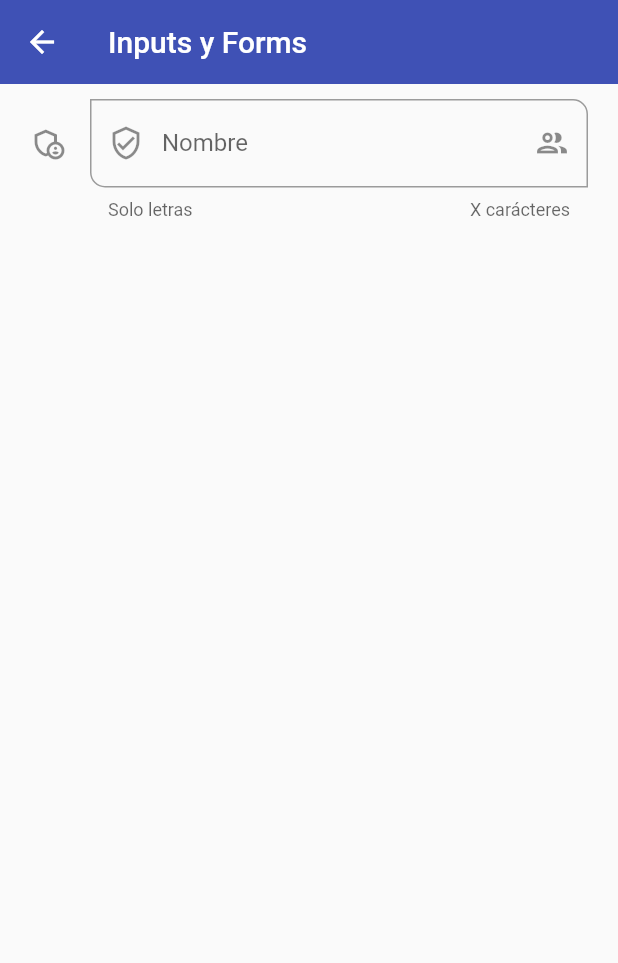
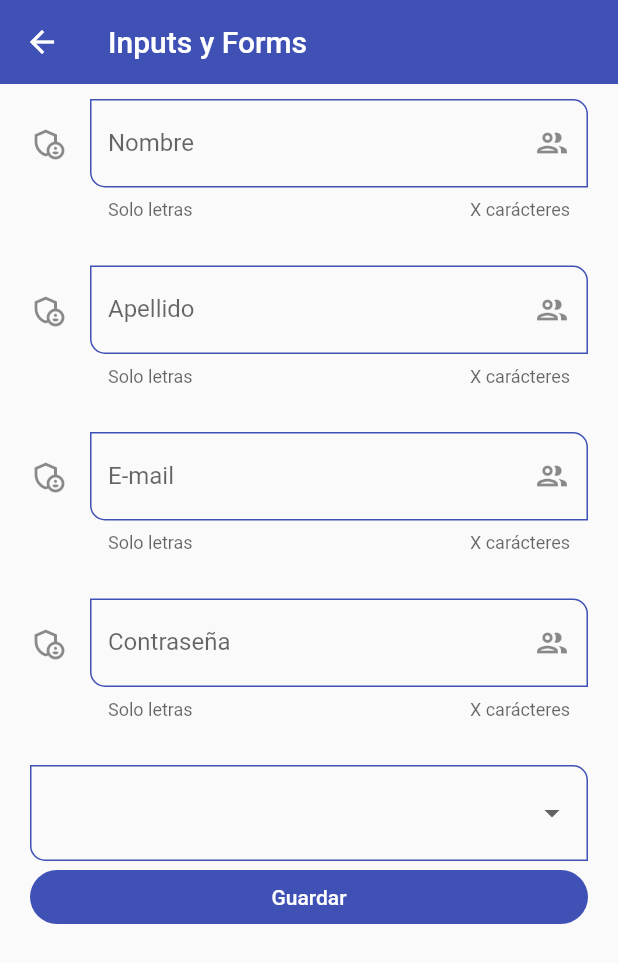
Before and after one commit to javilledo/curso-flutter, a Flutter app: the InputsScreen screen opened by its route, on a phone screen of 412 x 824 dp. Shown: the top 963 px of the screen. Run offline on Flutter 3.47's test engine with Material 2 defaults, Android fonts, the phone set to English and light mode, and no system bars.

Commit message:
final project course

```diff
--- a/fl_components/lib/router/app_routes.dart
+++ b/fl_components/lib/router/app_routes.dart
@@ -8,7 +8,6 @@
   static const initialRoute = 'home';
 
   static final List<MenuOption> menuOptions = [
-    //TODO: Quitar home
     // MenuOption(route: 'home', icon: Icons.home_max_sharp, name: 'Home Screen', screen: const HomeScreen()),
     MenuOption(route: 'listview1', icon: Icons.list_alt, name: 'ListView 1', screen: const ListView1Screen()),
     MenuOption(route: 'listview2', icon: Icons.list, name: 'ListView 2', screen: const ListView2Screen()),
@@ -17,6 +16,8 @@
     MenuOption(route: 'avatar', icon: Icons.supervised_user_circle_outlined, name: 'Circle Avatar', screen: const AvatarScreen()),
     MenuOption(route: 'animated', icon: Icons.play_circle_outline, name: 'Animated Container', screen: const AnimatedScreen()),
     MenuOption(route: 'inputs', icon: Icons.input_rounded, name: 'Text Inputs', screen: const InputsScreen()),
+    MenuOption(route: 'slider', icon: Icons.slow_motion_video_outlined, name: 'Slider and Checks', screen: const SliderScreen()),
+    MenuOption(route: 'listviewbuilder', icon: Icons.build_circle_outlined, name: 'InfiniteScroll & Pulll to refresh', screen: const ListViewBuilderScreen()),
 
   ];
 
--- a/fl_components/lib/screens/inputs_screen.dart
+++ b/fl_components/lib/screens/inputs_screen.dart
@@ -1,10 +1,23 @@
 import 'package:flutter/material.dart';
+
+import '../widgets/widgets.dart';
 
 class InputsScreen extends StatelessWidget {
   const InputsScreen({Key? key}) : super(key: key);
 
   @override
   Widget build(BuildContext context) {
+
+    final GlobalKey<FormState> myFormKey = GlobalKey<FormState>();
+
+    final Map<String, String> formValues = {
+      'first_name': 'Javier',
+      'last_name' : 'Lledó',
+      'email'     : 'javilledo@gmail.com',
+      'password'  : '1234',
+      'role'      : 'admin'
+    };
+
     return Scaffold(
       appBar: AppBar(
         title: const Text('Inputs y Forms'),
@@ -12,45 +25,95 @@
       body: SingleChildScrollView(
         child: Padding(
           padding: const EdgeInsets.symmetric(horizontal: 20, vertical: 10),
-          child: Column(
-            children: [
-              TextFormField(
-                autofocus: false,
-                initialValue: '',
-                textCapitalization: TextCapitalization.words,
-                onChanged: (String value) {},
-                validator: (value) {
-                  if (value == "") {
-                    return 'Este campo es requerido';
-                  }
-                  return null;
-                },
-                autovalidateMode: AutovalidateMode.onUserInteraction,
-                decoration: const InputDecoration(
+          child: Form(
+            key: myFormKey,
+            child: Column(
+              children: [
+
+                CustomInputField(
                   hintText: 'Nombre del usuario',
                   labelText: 'Nombre',
                   helperText: 'Solo letras',
-                  counterText: 'X carácteres',
-                  suffixIcon: Icon(Icons.group_outlined),
-                  prefixIcon: Icon(Icons.verified_user_outlined),
-                  icon: Icon(Icons.admin_panel_settings_outlined),
-                  focusedBorder: OutlineInputBorder(
-                    borderSide: BorderSide(color: Colors.green)
-                  ),
-                  border: OutlineInputBorder(
-                    borderRadius: BorderRadius.only(
-                      bottomLeft: Radius.circular(10),
-                      topRight: Radius.circular(10)
+                  icon: Icons.admin_panel_settings_outlined,
+                  suffixIcon: Icons.group_outlined,
+                  formProperty: 'first_name',
+                  formValues: formValues,
+                ),
+
+                const SizedBox(height: 30,),
+
+                CustomInputField(
+                  hintText: 'Apellido del usuario',
+                  labelText: 'Apellido',
+                  helperText: 'Solo letras',
+                  icon: Icons.admin_panel_settings_outlined,
+                  suffixIcon: Icons.group_outlined,
+                  formProperty: 'last_name',
+                  formValues: formValues,
+                ),
+
+                const SizedBox(height: 30,),
+
+                CustomInputField(
+                  hintText: 'E-mail del usuario',
+                  labelText: 'E-mail',
+                  helperText: 'Solo letras',
+                  keyboardType: TextInputType.emailAddress,
+                  icon: Icons.admin_panel_settings_outlined,
+                  suffixIcon: Icons.group_outlined,
+                  formProperty: 'email',
+                  formValues: formValues,
+                ),
+
+                const SizedBox(height: 30),
+
+                CustomInputField(
+                  hintText: 'Contraseña del usuario',
+                  labelText: 'Contraseña',
+                  helperText: 'Solo letras',
+                  icon: Icons.admin_panel_settings_outlined,
+                  suffixIcon: Icons.group_outlined,
+                  isPassword: true,
+                  formProperty: 'password',
+                  formValues: formValues,
+                ),
+
+                const SizedBox(height: 30),
+
+                DropdownButtonFormField<String>(
+                  items: const [
+                    DropdownMenuItem(value: 'admin', child: Text('Admin')),
+                    DropdownMenuItem(value: 'superuser', child: Text('Superuser')),
+                    DropdownMenuItem(value: 'developer', child: Text('Developer')),
+                    DropdownMenuItem(value: 'jr_developer', child: Text('Jr. Developer')),
+                  ],
+                  onChanged: (value){
+                    // print(value);
+                    formValues['role'] = value ?? 'admin';
+                  }),
+
+                ElevatedButton(
+                  onPressed: (){
+                    //Para guardar el teclado al apretar el botón
+                    FocusScope.of(context).requestFocus(FocusNode());
+
+                    if(!myFormKey.currentState!.validate()){
+                      // print('Formulario no válido');
+                    }
+                    // print(formValues);
+                  },
+                  child: const SizedBox(
+                    width: double.infinity,
+                    child: Center(
+                      child: Text('Guardar')
                     )
                   )
-                ),
-              )],
-          ),
-        ),
-      ),
+                )
+              ]
+            ),
+          )
+        )
+      )
     );
   }
 }
-
-class Borderside {
-}
--- a/fl_components/lib/screens/listview2_screen.dart
+++ b/fl_components/lib/screens/listview2_screen.dart
@@ -26,8 +26,8 @@
               // color: Colors.indigo,
               ),
             onTap: () {
-              final game = options[index];
-              print(game);
+              // final game = options[index];
+              // print(game);
             },
           ),
           separatorBuilder: (context, index) => const Divider(),
--- a/fl_components/lib/screens/screens.dart
+++ b/fl_components/lib/screens/screens.dart
@@ -1,3 +1,5 @@
+
+
 
 export 'package:fl_components/screens/alert_screen.dart';
 export 'package:fl_components/screens/animated_screen.dart';
@@ -5,5 +7,7 @@
 export 'package:fl_components/screens/card_screen.dart';
 export 'package:fl_components/screens/home_screen.dart';
 export 'package:fl_components/screens/inputs_screen.dart';
+export 'package:fl_components/screens/list_view_builder_screen.dart';
 export 'package:fl_components/screens/listview1_screen.dart';
 export 'package:fl_components/screens/listview2_screen.dart';
+export 'package:fl_components/screens/slider_screen.dart';
--- a/fl_components/lib/theme/app_theme.dart
+++ b/fl_components/lib/theme/app_theme.dart
@@ -15,7 +15,22 @@
       style: ElevatedButton.styleFrom(
         primary: AppTheme.primaryColor,
         shape: const StadiumBorder(),
-        elevation: 0)));
+        elevation: 0)),
+    inputDecorationTheme: const InputDecorationTheme(
+      floatingLabelStyle: TextStyle(color: primaryColor),
+      enabledBorder: OutlineInputBorder(
+        borderSide: BorderSide(color: primaryColor),
+        borderRadius: BorderRadius.only(bottomLeft: Radius.circular(10), topRight: Radius.circular(10))
+      ),
+      focusedBorder: OutlineInputBorder(
+        borderSide: BorderSide(color: primaryColor),
+        borderRadius: BorderRadius.only(bottomLeft: Radius.circular(10), topRight: Radius.circular(10))
+      ),
+      border: OutlineInputBorder(
+        borderRadius: BorderRadius.only(bottomLeft: Radius.circular(10), topRight: Radius.circular(10))
+      )
+    )
+  );
 
   static final ThemeData darkTheme = ThemeData.dark().copyWith(
       primaryColor: primaryColor,
--- /dev/null
+++ b/fl_components/lib/widgets/custom_input_field.dart
@@ -0,0 +1,68 @@
+import 'package:flutter/material.dart';
+
+class CustomInputField extends StatelessWidget {
+
+  final String? hintText;
+  final String? labelText;
+  final String? helperText;
+  final IconData? icon;
+  final IconData? suffixIcon;
+  final TextInputType? keyboardType;
+  final bool isPassword;
+
+  final String formProperty;
+  final Map<String, String> formValues;
+
+  const CustomInputField({
+    Key? key,
+    this.hintText,
+    this.labelText,
+    this.helperText,
+    this.icon,
+    this.suffixIcon,
+    this.keyboardType,
+    this.isPassword = false,
+    required this.formProperty,
+    required this.formValues,
+  }) : super(key: key);
+
+  @override
+  Widget build(BuildContext context) {
+    return TextFormField(
+      autofocus: false,
+      initialValue: '',
+      textCapitalization: TextCapitalization.words,
+      keyboardType: keyboardType,
+      obscureText: isPassword,
+      onChanged: (String value) => formValues[formProperty] = value,
+      validator: (value) {
+
+        if (value != null) {
+          if (value.length < 3){
+            return 'Mínimo de 3 carácteres';
+          }
+        }
+        return null;
+      },
+      autovalidateMode: AutovalidateMode.onUserInteraction,
+      decoration: InputDecoration(
+        hintText: hintText,
+        labelText: labelText,
+        helperText: helperText,
+        counterText: 'X carácteres',
+        suffixIcon: suffixIcon == null? null : Icon(suffixIcon),
+        // prefixIcon: Icon(Icons.verified_user_outlined),
+        icon: icon == null? null : Icon(icon),
+        // focusedBorder: OutlineInputBorder(
+        //   borderSide: BorderSide(color: Colors.green)
+        // ),
+        // border: OutlineInputBorder(
+        //   borderRadius: BorderRadius.only(
+        //     bottomLeft: Radius.circular(10),
+        //     topRight: Radius.circular(10)
+        //   )
+        // )
+      ),
+    );
+  }
+}
--- a/fl_components/lib/widgets/widgets.dart
+++ b/fl_components/lib/widgets/widgets.dart
@@ -1,3 +1,3 @@
-
 export 'package:fl_components/widgets/custom_card_type_1.dart';
 export 'package:fl_components/widgets/custom_card_type_2.dart';
+export 'package:fl_components/widgets/custom_input_field.dart';
```
Also changed, not shown: fl_components/lib/screens/list_view_builder_screen.dart (added, +127 -0 lines), fl_components/lib/screens/slider_screen.dart (added, +79 -0 lines).
